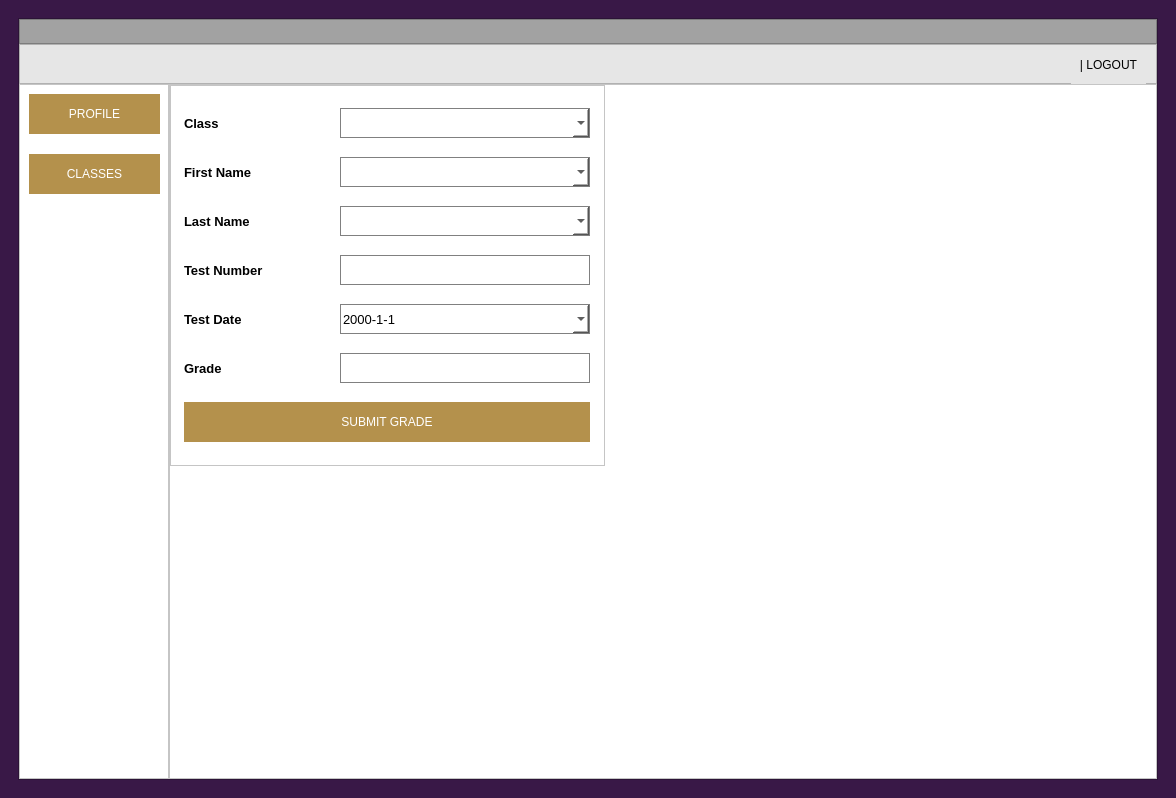
This is final_design.ui in kparker99/University as Qt 5 draws it before an edit. The edited form follows.
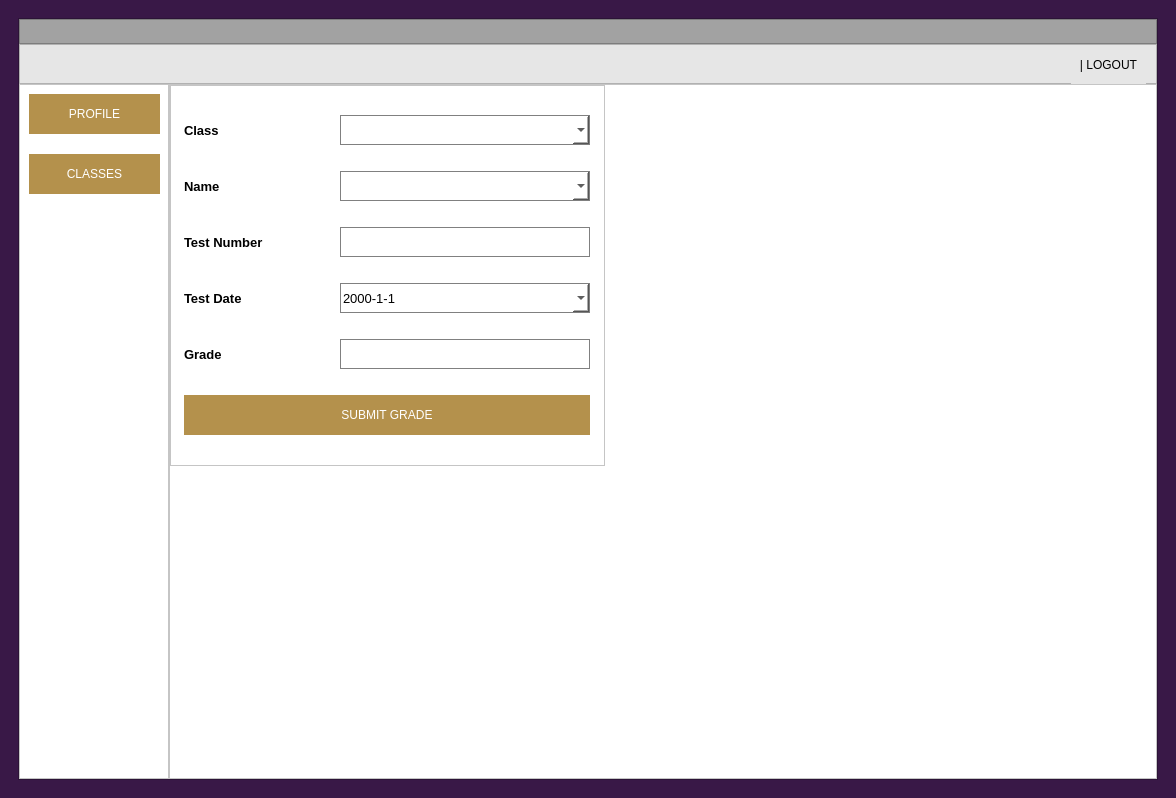
This is the edited form. The open tabs and pages were chosen to show the change. Icons and pictures are not drawn.

Diff of the .ui file:
```diff
--- a/final_design.ui
+++ b/final_design.ui
@@ -3462,7 +3462,7 @@
                             </font>
                            </property>
                            <property name="text">
-                            <string>First Name</string>
+                            <string>Name</string>
                            </property>
                           </widget>
                          </item>
@@ -3488,56 +3488,6 @@
                          </item>
                         </layout>
                        </item>
-                       <item>
-                        <layout class="QHBoxLayout" name="horizontalLayout_10">
-                         <item>
-                          <widget class="QLabel" name="label_15">
-                           <property name="minimumSize">
-                            <size>
-                             <width>150</width>
-                             <height>20</height>
-                            </size>
-                           </property>
-                           <property name="maximumSize">
-                            <size>
-                             <width>150</width>
-                             <height>20</height>
-                            </size>
-                           </property>
-                           <property name="font">
-                            <font>
-                             <pointsize>10</pointsize>
-                             <weight>75</weight>
-                             <bold>true</bold>
-                            </font>
-                           </property>
-                           <property name="text">
-                            <string>Last Name</string>
-                           </property>
-                          </widget>
-                         </item>
-                         <item>
-                          <widget class="QComboBox" name="t_addgrade_lastname_drop">
-                           <property name="minimumSize">
-                            <size>
-                             <width>0</width>
-                             <height>30</height>
-                            </size>
-                           </property>
-                           <property name="maximumSize">
-                            <size>
-                             <width>16777215</width>
-                             <height>30</height>
-                            </size>
-                           </property>
-                           <property name="styleSheet">
-                            <string notr="true">
-border: 1px solid #808080;</string>
-                           </property>
-                          </widget>
-                         </item>
-                        </layout>
-                       </item>
                        <item>
                         <layout class="QHBoxLayout" name="horizontalLayout_12">
                          <item>
```
Left out of the diff: 4 changed lines with no effect on the pictures.
